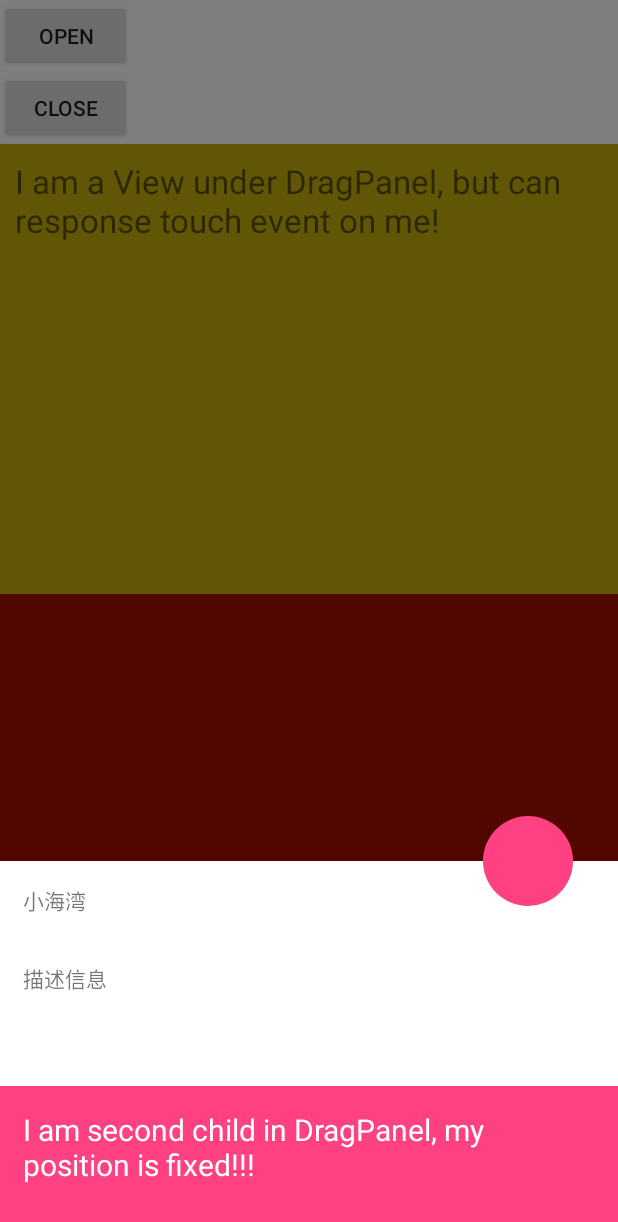
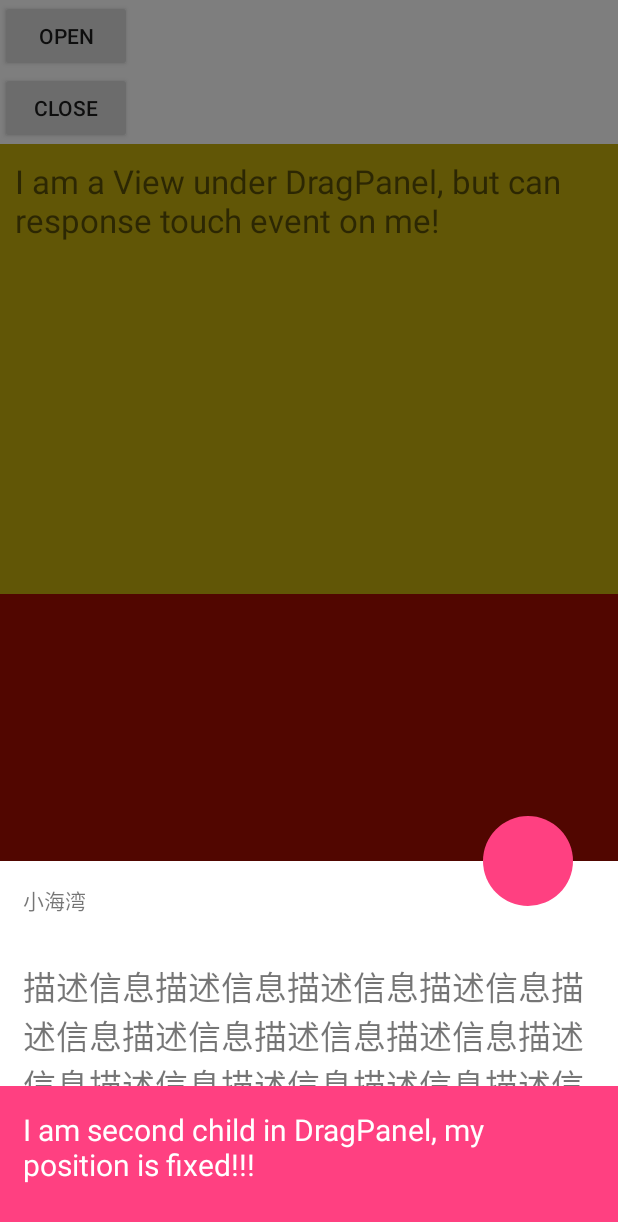
Before and after one commit to junixapp/DragPanel, an Android app: the screen it shows after launch (MainActivity), after a tap on "OPEN", on a phone screen of 412 x 824 dp. Shown: the top 1222 px of the screen. Run offline under Robolectric (Android 15) with nearby library versions, the phone set to English and light mode, and no system bars.

Commit message:
add child height change sample

```diff
--- a/app/src/main/java/com/example/hhkx01/bottompanel/MainActivity.java
+++ b/app/src/main/java/com/example/hhkx01/bottompanel/MainActivity.java
@@ -4,9 +4,12 @@ import android.os.Bundle;
 import android.support.v7.app.AppCompatActivity;
 import android.util.Log;
 import android.view.View;
+import android.widget.TextView;
 import android.widget.Toast;
 
 import com.lxj.dragpanel.DragPanel;
+
+import org.w3c.dom.Text;
 
 public class MainActivity extends AppCompatActivity {
     private static final String TAG = "MainActivity";
@@ -96,5 +99,14 @@ public class MainActivity extends AppCompatActivity {
         }, 2000);
 
 
+        final TextView text = findViewById(R.id.text);
+        text.setOnClickListener(new View.OnClickListener() {
+            @Override
+            public void onClick(View v) {
+                text.setMaxLines(Integer.MAX_VALUE);
+            }
+        });
+
+
     }
 }
--- a/app/src/main/res/layout/activity_main.xml
+++ b/app/src/main/res/layout/activity_main.xml
@@ -87,11 +87,14 @@
                     android:text="小海湾" />
 
                 <TextView
+                    android:id="@+id/text"
                     android:layout_width="match_parent"
                     android:layout_height="wrap_content"
                     android:background="#fff"
                     android:padding="15dp"
-                    android:text="描述信息" />
+                    android:maxLines="3"
+                    android:textSize="22sp"
+                    android:text="描述信息描述信息描述信息描述信息描述信息描述信息描述信息描述信息描述信息描述信息描述信息描述信息描述信息描述信息描述信息描述信息描述信息描述信息描述信息描述信息描述信息描述信息描述信息描述信息描述信息描述信息描述信息描述信息描述信息描述信息描述信息描述信息描述信息" />
 
                 <TextView
                     android:id="@+id/tv1"
```
